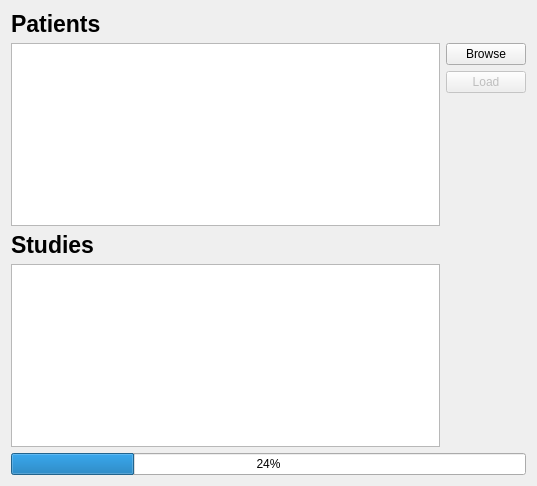
Old version of the form SlicerPIRADS/Resources/UI/DataSelectionDialog.ui in the repository QIICR/SlicerPIRADS.
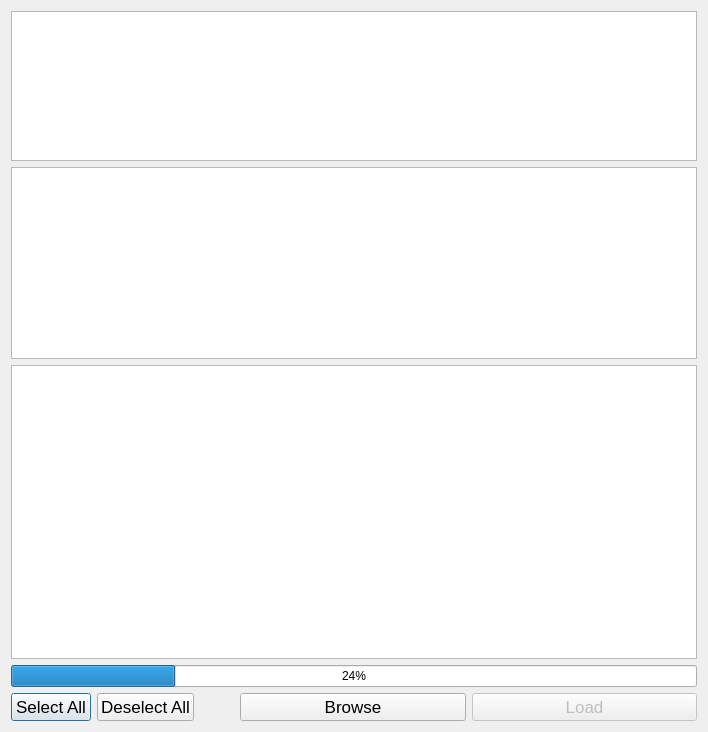
New version of the form.

Commit message:
ENH: improvement DataSelectionDialog and deciding on orientation to set
* depending on series description keywords sag, ax, cor

* added select/deselect all buttons
* multiple series can be selected
* if multiple series but one of them is a QIICRX report, report will be
  loaded
* if multiple QIICRX reports are selected, most recent one will be loaded
* if multiple series selected, but no QIICRX report was found, new report
  will be generated

What changed in the file:
```diff
--- a/SlicerPIRADS/Resources/UI/DataSelectionDialog.ui
+++ b/SlicerPIRADS/Resources/UI/DataSelectionDialog.ui
@@ -9,8 +9,8 @@
    <rect>
     <x>0</x>
     <y>0</y>
-    <width>537</width>
-    <height>486</height>
+    <width>708</width>
+    <height>732</height>
    </rect>
   </property>
   <property name="sizePolicy">
@@ -19,6 +19,12 @@
     <verstretch>0</verstretch>
    </sizepolicy>
   </property>
+  <property name="minimumSize">
+   <size>
+    <width>640</width>
+    <height>0</height>
+   </size>
+  </property>
   <property name="windowTitle">
    <string>Data Selection</string>
   </property>
@@ -28,60 +34,10 @@
   <property name="modal">
    <bool>false</bool>
   </property>
-  <layout class="QGridLayout" name="gridLayout_2">
-   <item row="0" column="0">
-    <layout class="QGridLayout" name="gridLayout">
-     <item row="2" column="1">
-      <widget class="QPushButton" name="loadButton">
-       <property name="enabled">
-        <bool>false</bool>
-       </property>
-       <property name="text">
-        <string>Load</string>
-       </property>
-      </widget>
-     </item>
-     <item row="3" column="1">
-      <spacer name="verticalSpacer">
-       <property name="orientation">
-        <enum>Qt::Vertical</enum>
-       </property>
-       <property name="sizeHint" stdset="0">
-        <size>
-         <width>20</width>
-         <height>40</height>
-        </size>
-       </property>
-      </spacer>
-     </item>
-     <item row="1" column="1">
-      <widget class="QPushButton" name="browseButton">
-       <property name="text">
-        <string>Browse</string>
-       </property>
-      </widget>
-     </item>
-     <item row="0" column="0">
-      <widget class="QLabel" name="patientsLabel">
-       <property name="sizePolicy">
-        <sizepolicy hsizetype="Preferred" vsizetype="Maximum">
-         <horstretch>0</horstretch>
-         <verstretch>0</verstretch>
-        </sizepolicy>
-       </property>
-       <property name="font">
-        <font>
-         <pointsize>17</pointsize>
-         <weight>75</weight>
-         <bold>true</bold>
-        </font>
-       </property>
-       <property name="text">
-        <string>Patients</string>
-       </property>
-      </widget>
-     </item>
-     <item row="1" column="0" rowspan="3">
+  <layout class="QVBoxLayout" name="verticalLayout_2">
+   <item>
+    <layout class="QFormLayout" name="formLayout">
+     <item row="0" column="0" colspan="2">
       <widget class="QTableView" name="patientsTableView">
        <property name="sizePolicy">
         <sizepolicy hsizetype="Preferred" vsizetype="Preferred">
@@ -89,47 +45,208 @@
          <verstretch>0</verstretch>
         </sizepolicy>
        </property>
-      </widget>
-     </item>
-     <item row="4" column="0">
-      <widget class="QLabel" name="studiesLabel">
-       <property name="sizePolicy">
-        <sizepolicy hsizetype="Preferred" vsizetype="Maximum">
-         <horstretch>0</horstretch>
-         <verstretch>0</verstretch>
-        </sizepolicy>
+       <property name="minimumSize">
+        <size>
+         <width>250</width>
+         <height>150</height>
+        </size>
        </property>
-       <property name="font">
-        <font>
-         <pointsize>17</pointsize>
-         <weight>75</weight>
-         <bold>true</bold>
-        </font>
+       <property name="maximumSize">
+        <size>
+         <width>16777215</width>
+         <height>150</height>
+        </size>
        </property>
-       <property name="text">
-        <string>Studies</string>
+       <property name="alternatingRowColors">
+        <bool>true</bool>
        </property>
+       <property name="sortingEnabled">
+        <bool>true</bool>
+       </property>
+       <attribute name="horizontalHeaderShowSortIndicator" stdset="0">
+        <bool>true</bool>
+       </attribute>
       </widget>
      </item>
-     <item row="5" column="0">
+     <item row="1" column="0" colspan="2">
       <widget class="QTableView" name="studiesTableView">
        <property name="enabled">
         <bool>true</bool>
        </property>
+       <property name="sizePolicy">
+        <sizepolicy hsizetype="Expanding" vsizetype="MinimumExpanding">
+         <horstretch>0</horstretch>
+         <verstretch>0</verstretch>
+        </sizepolicy>
+       </property>
+       <property name="minimumSize">
+        <size>
+         <width>250</width>
+         <height>100</height>
+        </size>
+       </property>
+       <property name="maximumSize">
+        <size>
+         <width>16777215</width>
+         <height>200</height>
+        </size>
+       </property>
        <property name="editTriggers">
         <set>QAbstractItemView::NoEditTriggers</set>
        </property>
+       <property name="alternatingRowColors">
+        <bool>true</bool>
+       </property>
+       <property name="sortingEnabled">
+        <bool>true</bool>
+       </property>
+       <attribute name="horizontalHeaderShowSortIndicator" stdset="0">
+        <bool>true</bool>
+       </attribute>
       </widget>
      </item>
+     <item row="2" column="0" colspan="2">
+      <widget class="QTableView" name="seriesTableView">
+       <property name="sizePolicy">
+        <sizepolicy hsizetype="Expanding" vsizetype="Expanding">
+         <horstretch>0</horstretch>
+         <verstretch>1</verstretch>
+        </sizepolicy>
+       </property>
+       <property name="minimumSize">
+        <size>
+         <width>0</width>
+         <height>200</height>
+        </size>
+       </property>
+       <property name="maximumSize">
+        <size>
+         <width>16777215</width>
+         <height>16777215</height>
+        </size>
+       </property>
+       <property name="alternatingRowColors">
+        <bool>true</bool>
+       </property>
+       <property name="sortingEnabled">
+        <bool>true</bool>
+       </property>
+       <attribute name="horizontalHeaderShowSortIndicator" stdset="0">
+        <bool>true</bool>
+       </attribute>
+      </widget>
+     </item>
+     <item row="3" column="0" colspan="2">
+      <widget class="QProgressBar" name="progressBar">
+       <property name="sizePolicy">
+        <sizepolicy hsizetype="Expanding" vsizetype="Fixed">
+         <horstretch>0</horstretch>
+         <verstretch>0</verstretch>
+        </sizepolicy>
+       </property>
+       <property name="value">
+        <number>24</number>
+       </property>
+      </widget>
+     </item>
+     <item row="4" column="0">
+      <layout class="QHBoxLayout" name="horizontalLayout_3">
+       <item>
+        <widget class="QPushButton" name="selectAllButton">
+         <property name="sizePolicy">
+          <sizepolicy hsizetype="Minimum" vsizetype="Maximum">
+           <horstretch>0</horstretch>
+           <verstretch>0</verstretch>
+          </sizepolicy>
+         </property>
+         <property name="font">
+          <font>
+           <pointsize>13</pointsize>
+          </font>
+         </property>
+         <property name="text">
+          <string>Select All</string>
+         </property>
+        </widget>
+       </item>
+       <item>
+        <widget class="QPushButton" name="deselectAllButton">
+         <property name="sizePolicy">
+          <sizepolicy hsizetype="Minimum" vsizetype="Maximum">
+           <horstretch>0</horstretch>
+           <verstretch>0</verstretch>
+          </sizepolicy>
+         </property>
+         <property name="font">
+          <font>
+           <pointsize>13</pointsize>
+          </font>
+         </property>
+         <property name="text">
+          <string>Deselect All</string>
+         </property>
+        </widget>
+       </item>
+       <item>
+        <spacer name="horizontalSpacer">
+         <property name="orientation">
+          <enum>Qt::Horizontal</enum>
+         </property>
+         <property name="sizeHint" stdset="0">
+          <size>
+           <width>40</width>
+           <height>20</height>
+          </size>
+         </property>
+        </spacer>
+       </item>
+      </layout>
+     </item>
+     <item row="4" column="1">
+      <layout class="QHBoxLayout" name="horizontalLayout_2">
+       <item>
+        <widget class="QPushButton" name="browseButton">
+         <property name="sizePolicy">
+          <sizepolicy hsizetype="Minimum" vsizetype="Maximum">
+           <horstretch>0</horstretch>
+           <verstretch>0</verstretch>
+          </sizepolicy>
+         </property>
+         <property name="font">
+          <font>
+           <pointsize>13</pointsize>
+          </font>
+         </property>
+         <property name="text">
+          <string>Browse</string>
+         </property>
+        </widget>
+       </item>
+       <item>
+        <widget class="QPushButton" name="loadButton">
+         <property name="enabled">
+          <bool>false</bool>
+         </property>
+         <property name="sizePolicy">
+          <sizepolicy hsizetype="Minimum" vsizetype="Maximum">
+           <horstretch>0</horstretch>
+           <verstretch>0</verstretch>
+          </sizepolicy>
+         </property>
+         <property name="font">
+          <font>
+           <pointsize>13</pointsize>
+          </font>
+         </property>
+         <property name="text">
+          <string>Load</string>
+         </property>
+        </widget>
+       </item>
+      </layout>
+     </item>
     </layout>
    </item>
-   <item row="1" column="0">
-    <widget class="QProgressBar" name="progressBar">
-     <property name="value">
-      <number>24</number>
-     </property>
-    </widget>
-   </item>
   </layout>
  </widget>
  <resources/>
```
The commit also changes 3 other files.
